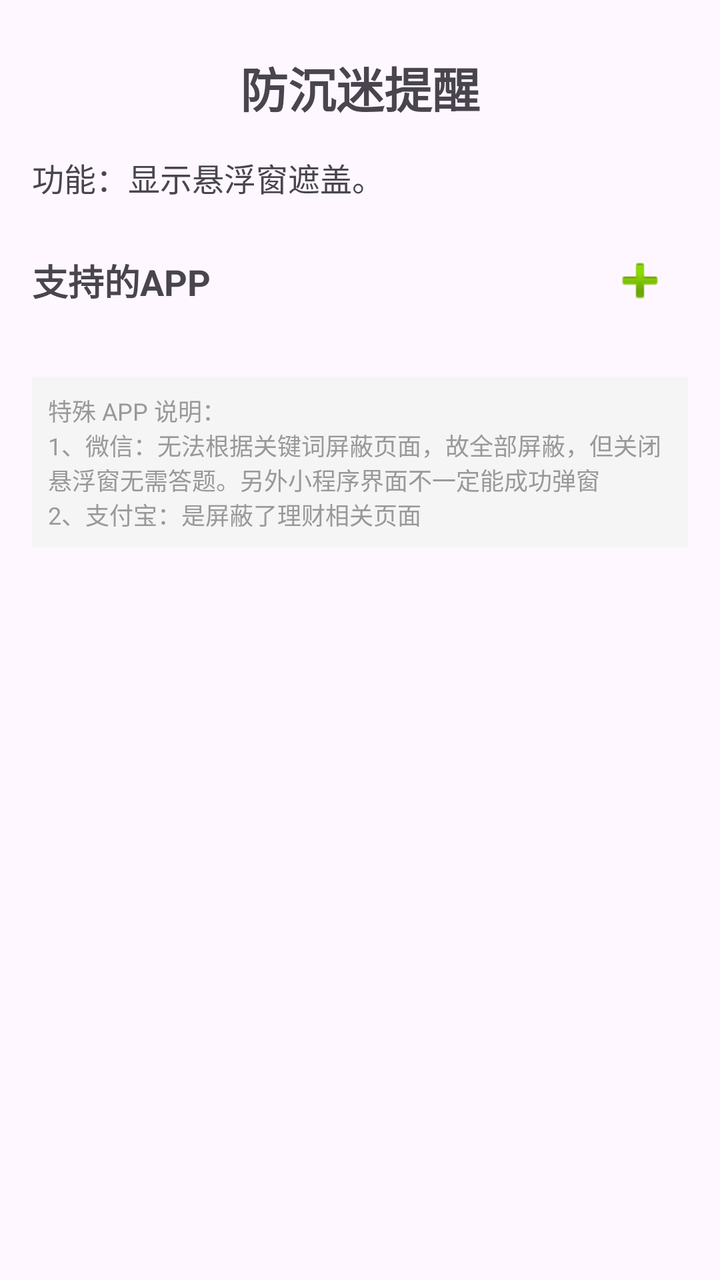
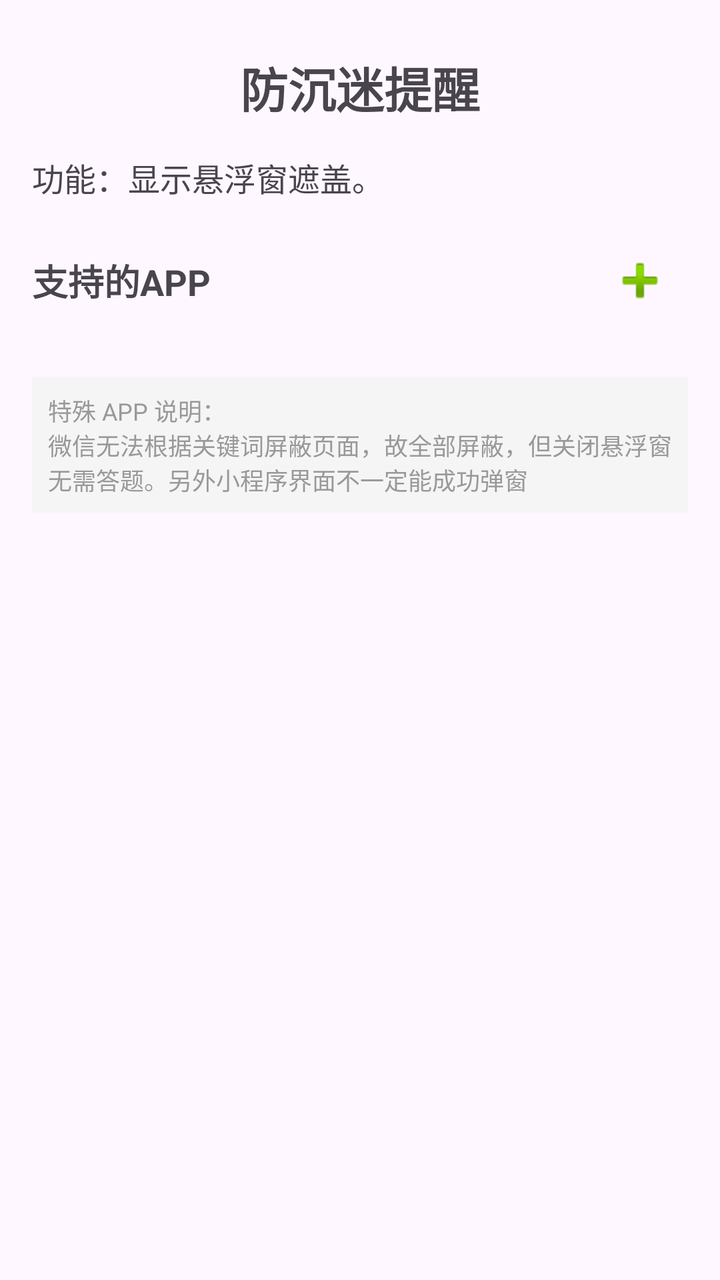

Compare the two renders of this Android layout. The source of the first and the diff that turns it into the second are given below.
<!-- AndroidManifest.xml: application theme Theme.Basic -->
<!-- res/layout/fragment_home.xml -->
<?xml version="1.0" encoding="utf-8"?>
<ScrollView xmlns:android="http://schemas.android.com/apk/res/android"
    xmlns:app="http://schemas.android.com/apk/res-auto"
    android:layout_width="match_parent"
    android:layout_height="match_parent"
    android:fillViewport="true">

    <androidx.constraintlayout.widget.ConstraintLayout
        android:layout_width="match_parent"
        android:layout_height="wrap_content"
        android:paddingStart="16dp"
        android:paddingEnd="16dp"
        android:paddingTop="16dp"
        android:paddingBottom="16dp">

        <TextView
            android:id="@+id/tv_title"
            android:layout_width="wrap_content"
            android:layout_height="wrap_content"
            android:text="防沉迷提醒"
            android:layout_marginTop="10dp"
            android:layout_marginBottom="16dp"
            android:textSize="24sp"
            android:textStyle="bold"
            app:layout_constraintBottom_toTopOf="@+id/tv_description"
            app:layout_constraintEnd_toEndOf="parent"
            app:layout_constraintStart_toStartOf="parent"
            app:layout_constraintTop_toTopOf="parent"
            app:layout_constraintVertical_chainStyle="packed" />

        <TextView
            android:id="@+id/tv_description"
            android:layout_width="0dp"
            android:layout_height="wrap_content"
            android:layout_marginTop="16dp"
            android:text="功能：显示悬浮窗遮盖。"
            android:textAlignment="viewStart"
            android:textSize="16sp"
            app:layout_constraintBottom_toTopOf="@+id/tv_apps_subtitle"
            app:layout_constraintEnd_toEndOf="parent"
            app:layout_constraintStart_toStartOf="parent"
            app:layout_constraintTop_toBottomOf="@+id/tv_title" />

        <LinearLayout
            android:id="@+id/ll_apps_header"
            android:layout_width="0dp"
            android:layout_height="wrap_content"
            android:layout_marginTop="16dp"
            android:orientation="horizontal"
            android:gravity="center_vertical"
            app:layout_constraintEnd_toEndOf="parent"
            app:layout_constraintStart_toStartOf="parent"
            app:layout_constraintTop_toBottomOf="@id/tv_description">

            <TextView
                android:id="@+id/tv_apps_subtitle"
                android:layout_width="0dp"
                android:layout_height="wrap_content"
                android:layout_weight="1"
                android:text="支持的APP"
                android:textSize="18sp"
                android:textStyle="bold" />

            <ImageButton
                android:id="@+id/btn_add_app"
                android:layout_width="48dp"
                android:layout_height="48dp"
                android:background="?attr/selectableItemBackgroundBorderless"
                android:src="@android:drawable/ic_input_add"
                android:contentDescription="添加APP"
                android:scaleType="centerInside" />

        </LinearLayout>

        <androidx.recyclerview.widget.RecyclerView
            android:id="@+id/rv_app_cards"
            android:layout_width="0dp"
            android:layout_height="wrap_content"
            android:layout_marginTop="8dp"
            android:layout_marginBottom="8dp"
            android:nestedScrollingEnabled="false"
            app:layout_constraintEnd_toEndOf="parent"
            app:layout_constraintStart_toStartOf="parent"
            app:layout_constraintTop_toBottomOf="@+id/ll_apps_header"
            app:layout_constraintBottom_toTopOf="@+id/tv_remark" />

        <TextView
            android:id="@+id/tv_remark"
            android:layout_width="0dp"
            android:layout_height="wrap_content"
            android:layout_marginTop="16dp"
            android:text="特殊 APP 说明：\n1、微信：无法根据关键词屏蔽页面，故全部屏蔽，但关闭悬浮窗无需答题。另外小程序界面不一定能成功弹窗\n2、支付宝：是屏蔽了理财相关页面"
            android:textSize="12sp"
            android:textColor="#999999"
            android:gravity="left"
            android:padding="8dp"
            android:background="#F5F5F5"
            app:layout_constraintEnd_toEndOf="parent"
            app:layout_constraintStart_toStartOf="parent"
            app:layout_constraintTop_toBottomOf="@+id/rv_app_cards" />

    </androidx.constraintlayout.widget.ConstraintLayout>

</ScrollView>
<!-- resources referenced by this layout -->
<resources>
  <style name="Theme.Basic" parent="Base.Theme.Basic" />
  <style name="Base.Theme.Basic" parent="Theme.Material3.DayNight.NoActionBar">
          
          
      </style>
</resources>

<!-- the commit's change to res/layout/fragment_home.xml (unified diff, before → after) -->
@@ -89,7 +89,7 @@
             android:layout_width="0dp"
             android:layout_height="wrap_content"
             android:layout_marginTop="16dp"
-            android:text="特殊 APP 说明：\n1、微信：无法根据关键词屏蔽页面，故全部屏蔽，但关闭悬浮窗无需答题。另外小程序界面不一定能成功弹窗\n2、支付宝：是屏蔽了理财相关页面"
+            android:text="特殊 APP 说明：\n微信无法根据关键词屏蔽页面，故全部屏蔽，但关闭悬浮窗无需答题。另外小程序界面不一定能成功弹窗"
             android:textSize="12sp"
             android:textColor="#999999"
             android:gravity="left"
